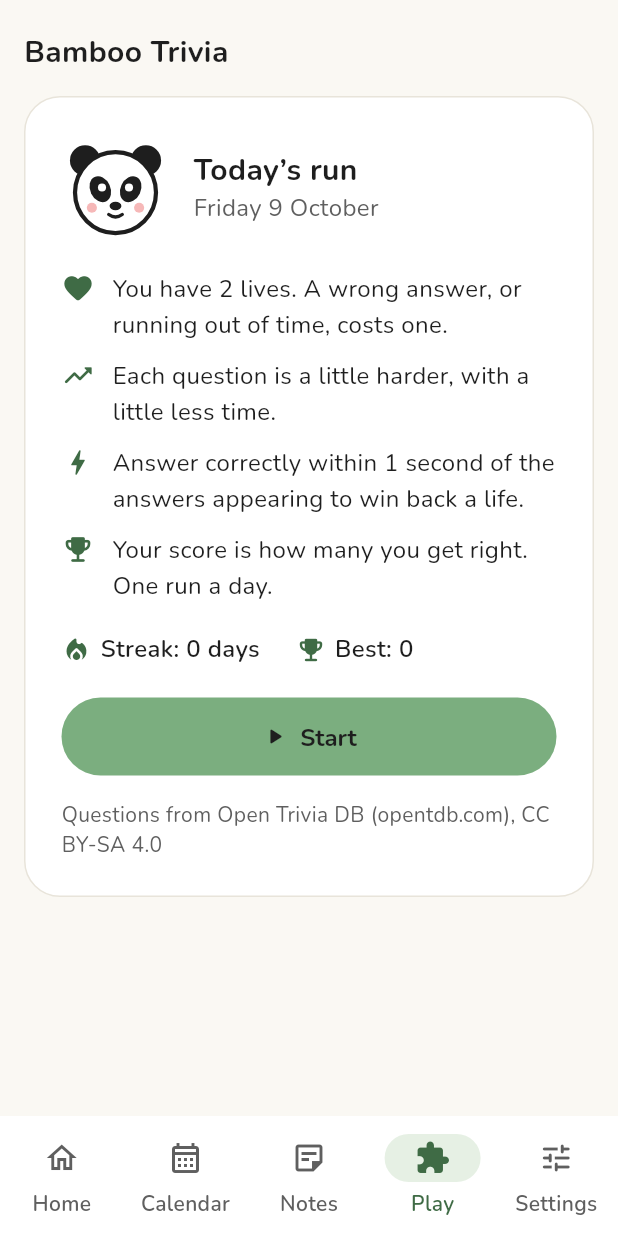
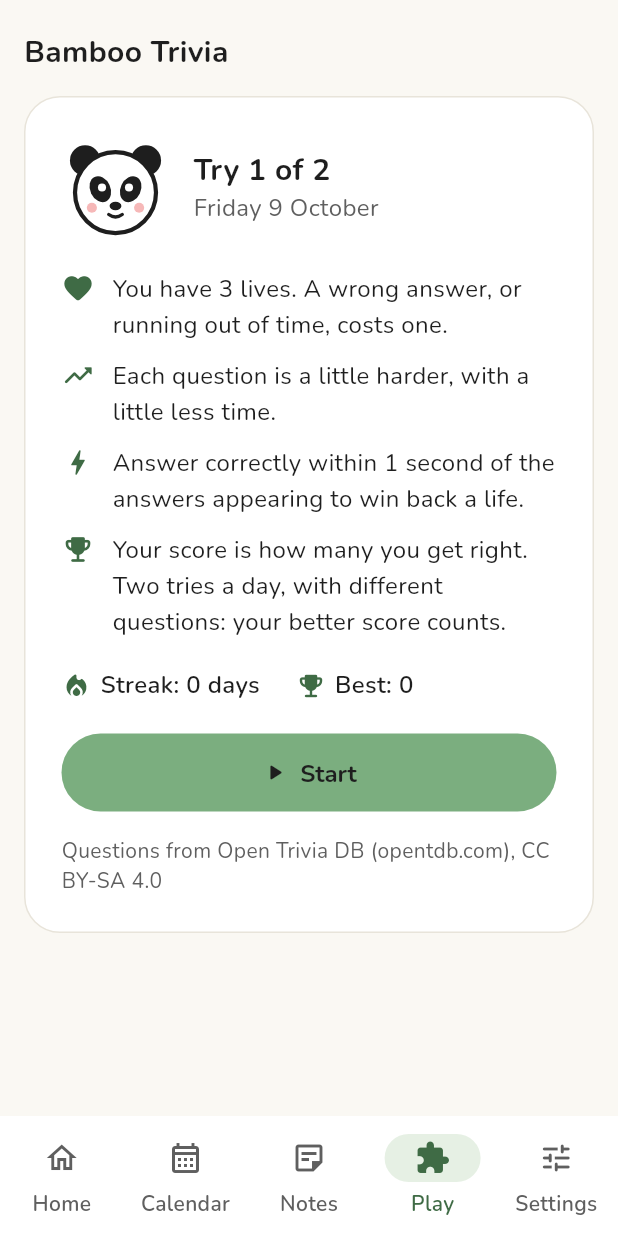
Before and after one commit to Keegan4/BamBoozled, a Flutter app: the PlayPage screen opened by its route, on a phone screen of 412 x 824 dp. Run offline on Flutter 3.47's test engine with Material 3 defaults, Android fonts, the phone set to English and light mode, and no system bars; our stand-ins replace drift, drift_flutter, flutter_riverpod, go_router, supabase_flutter, table_calendar and 1 more; accounts and stored records are empty; generated files the repository leaves out were written again; statements that could not run were skipped.

Commit message:
Trivia: 3 lives, two tries a day, the better try counts
- Start with 3 lives (a correct answer within 1 s wins one back, up to 3).
- Two tries a day. Each try has its own questions (the same for everyone's
  try 1 and try 2): every try gets its own slot in the question pools, so a
  day's tries never share questions and each day carries on from the last.
- The day's score is the better try; Best is the best day; the streak counts
  days with at least one try. The result screen shows both tries, offers
  "Try again" while a try is left, and Copy result copies the better try.
- Runs now record their try number; ones saved before read as try 1.
- Fix: pressing Try again straight after a try froze on "Get ready…",
  because the restarted ticker counted from zero while the question's start
  time came from the old clock.
- Tests for tries, TriviaDay, the real question bank's size and the Try
  again fix; docs/trivia.md and the README describe the new rules.

Co-Authored-By: Claude Opus 5.5 <noreply@anthropic.com>
Claude-Session: https://claude.ai/code/session_01To9h1HYG4VdAAYsUDvaTdF

```diff
--- a/app/lib/data/providers.dart
+++ b/app/lib/data/providers.dart
@@ -202,14 +202,14 @@ final triviaBankProvider = FutureProvider<List<TriviaQuestion>>(
 
 final triviaStoreProvider = Provider<TriviaStore>((ref) => TriviaStore(ref.watch(databaseProvider)));
 
-/// Every run kept on this device, by day.
-final triviaRunsProvider = StreamProvider<Map<int, TriviaRun>>((ref) => ref.watch(triviaStoreProvider).watch());
+/// Every try kept on this device, grouped by day.
+final triviaRunsProvider = StreamProvider<Map<int, TriviaDay>>((ref) => ref.watch(triviaStoreProvider).watch());
 
 /// Today's day number (see [DailyTrivia.dayFor]).
 final triviaDayProvider = Provider<int>((ref) => ref.watch(clockProvider.select(DailyTrivia.dayFor)));
 
-/// Today's questions.
-final todayTriviaProvider = Provider<AsyncValue<DailyTrivia>>((ref) {
+/// The question bank and today's day number; the page picks the try with [DailyTrivia.new].
+final todayTriviaProvider = Provider<AsyncValue<(int, List<TriviaQuestion>)>>((ref) {
   final day = ref.watch(triviaDayProvider);
-  return ref.watch(triviaBankProvider).whenData((bank) => DailyTrivia(day, bank));
+  return ref.watch(triviaBankProvider).whenData((bank) => (day, bank));
 });
--- a/app/lib/domain/trivia/daily_trivia.dart
+++ b/app/lib/domain/trivia/daily_trivia.dart
@@ -7,7 +7,10 @@ import 'trivia_question.dart';
 /// The rules of the daily trivia run, in one place so they're easy to tune. See docs/trivia.md.
 abstract final class TriviaRules {
   /// Lives at the start, and the most you can have.
-  static const maxLives = 2;
+  static const maxLives = 3;
+
+  /// Tries each day. Each try has its own questions; the better score counts.
+  static const triesPerDay = 2;
 
   /// A correct answer this quick (after the answers appear) wins back a life.
   static const fastAnswer = Duration(seconds: 1);
@@ -30,14 +33,17 @@ abstract final class TriviaRules {
       : TriviaDifficulty.hard;
 }
 
-/// Today's run: the same questions, in the same order with the same answer order, for everyone.
+/// One try's questions: the same questions, in the same order with the same answer order, for
+/// everyone on that day and try.
 ///
 /// Each difficulty has its own pool, shuffled with [StableRandom] (so phones, computers and the
-/// browser agree). Day d takes its easy questions from position d × 5 of the easy pool, medium from
-/// d × 7 and hard from d × 8: just enough for a typical run, so the questions most people reach
-/// change every day, and a pool is only reshuffled once it has been used up.
+/// browser agree). Every try gets its own slot, `day × triesPerDay + (attempt − 1)`, and slot s takes
+/// its easy questions from position s × 5 of the easy pool, medium from s × 7 and hard from s × 8:
+/// just enough for a typical run. So the two tries of a day never share questions, each day carries
+/// on from the last, and a pool is only reshuffled once it has been used up (with ~3,900 questions,
+/// after roughly three months).
 class DailyTrivia {
-  DailyTrivia(this.day, Iterable<TriviaQuestion> bank)
+  DailyTrivia(this.day, Iterable<TriviaQuestion> bank, {this.attempt = 1})
     : _pools = {
         for (final d in TriviaDifficulty.values)
           d: [
@@ -48,7 +54,12 @@ class DailyTrivia {
 
   /// Days since 1 January 2026 ([DailyNotePicker.dayIndex]).
   final int day;
+
+  /// 1 for the day's first try, 2 for the second.
+  final int attempt;
   final Map<TriviaDifficulty, List<TriviaQuestion>> _pools;
+
+  int get _slot => day * TriviaRules.triesPerDay + (attempt - 1);
 
   static const _perDay = {TriviaDifficulty.easy: 5, TriviaDifficulty.medium: 7, TriviaDifficulty.hard: 8};
 
@@ -68,11 +79,11 @@ class DailyTrivia {
       TriviaDifficulty.medium => 6,
       TriviaDifficulty.hard => 13,
     };
-    final index = day * _perDay[wanted]! + (number - firstOfBand);
+    final index = _slot * _perDay[wanted]! + (number - firstOfBand);
     final position = index % pool.length;
     final cycle = (index - position) ~/ pool.length;
     final question = StableRandom('trivia#${difficulty.name}#$cycle').shuffled(pool)[position];
-    final answers = StableRandom('trivia-answers#$day#$number').shuffled([question.answer, ...question.wrong]);
+    final answers = StableRandom('trivia-answers#$day#$attempt#$number').shuffled([question.answer, ...question.wrong]);
     return TriviaRound(
       number: number,
       question: question,
--- a/app/lib/domain/trivia/trivia_run.dart
+++ b/app/lib/domain/trivia/trivia_run.dart
@@ -24,11 +24,14 @@ class TriviaAnswer {
       TriviaAnswer(chosen: j['c'] as int?, correct: j['ok'] as bool, millis: j['ms'] as int);
 }
 
-/// A day's run so far. Lives and score are worked out from the answers, so they can't disagree.
+/// One try so far. Lives and score are worked out from the answers, so they can't disagree.
 class TriviaRun {
-  const TriviaRun({required this.day, this.answers = const [], this.shown});
+  const TriviaRun({required this.day, this.attempt = 1, this.answers = const [], this.shown});
 
   final int day;
+
+  /// Which of the day's tries this is: 1 or 2.
+  final int attempt;
   final List<TriviaAnswer> answers;
 
   /// The question whose answers are on screen but not answered yet. If the app is left at that
@@ -62,10 +65,11 @@ class TriviaRun {
   /// True when a question was left with its answers showing (see [shown]).
   bool get leftMidQuestion => shown != null && shown == nextNumber && !finished;
 
-  TriviaRun showing(int number) => TriviaRun(day: day, answers: answers, shown: number);
+  TriviaRun showing(int number) => TriviaRun(day: day, attempt: attempt, answers: answers, shown: number);
 
   TriviaRun answer(int chosen, {required bool correct, required int millis}) => TriviaRun(
     day: day,
+    attempt: attempt,
     answers: [
       ...answers,
       TriviaAnswer(chosen: chosen, correct: correct, millis: millis),
@@ -74,6 +78,7 @@ class TriviaRun {
 
   TriviaRun timeout(int millis) => TriviaRun(
     day: day,
+    attempt: attempt,
     answers: [
       ...answers,
       TriviaAnswer(chosen: null, correct: false, millis: millis),
@@ -83,33 +88,88 @@ class TriviaRun {
   /// One square per question: 🟩 right, ⚡ right and fast (a life back), 🟥 wrong or too slow.
   String get squares => answers.map((a) => a.fast ? '⚡' : (a.correct ? '🟩' : '🟥')).join();
 
-  /// Text to paste into a chat, e.g. "BamBoozled Trivia #282 🐼 14 right\n🟩🟩⚡🟥…".
-  String get shareText => 'BamBoozled Trivia #${day + 1} 🐼 $score right\n$squares';
+  /// Text to paste into a chat, e.g. "BamBoozled Trivia #282 (try 2) 🐼 14 right\n🟩🟩⚡🟥…".
+  String get shareText => 'BamBoozled Trivia #${day + 1} (try $attempt) 🐼 $score right\n$squares';
 
   Map<String, dynamic> toJson() => {
     'day': day,
+    'attempt': attempt,
     'answers': [for (final a in answers) a.toJson()],
     'shown': shown,
   };
 
   factory TriviaRun.fromJson(Map<String, dynamic> j) => TriviaRun(
     day: j['day'] as int,
+    attempt: j['attempt'] as int? ?? 1,
     answers: [for (final a in j['answers'] as List) TriviaAnswer.fromJson(a as Map<String, dynamic>)],
     shown: j['shown'] as int?,
   );
 }
 
-/// Days in a row with a finished or started run, ending today or yesterday (so the streak doesn't
-/// look broken before today's run).
-int triviaStreak(Map<int, TriviaRun> runs, int today) {
-  var day = runs[today]?.started ?? false ? today : today - 1;
+/// A day's tries (at most [TriviaRules.triesPerDay]). The day's score is the better one.
+class TriviaDay {
+  TriviaDay(int day, Iterable<TriviaRun> tries)
+    : this._(
+        day,
+        [
+          for (final r in tries)
+            if (r.day == day) r,
+        ]..sort((a, b) => a.attempt - b.attempt),
+      );
+
+  TriviaDay._(this.day, this.tries);
+
+  final int day;
+
+  /// Tries started so far, in order.
+  final List<TriviaRun> tries;
+
+  bool get started => tries.any((r) => r.started);
+
+  /// The try that's under way, if any.
+  TriviaRun? get current {
+    for (final r in tries) {
+      if (!r.finished) return r;
+    }
+    return null;
+  }
+
+  /// The try to play next: the one under way, a new one, or null when all tries are used.
+  TriviaRun? get next =>
+      current ?? (tries.length < TriviaRules.triesPerDay ? TriviaRun(day: day, attempt: tries.length + 1) : null);
+
+  int get triesLeft => TriviaRules.triesPerDay - tries.where((r) => r.finished).length;
+
+  /// The day's score: the better try.
+  int get best => tries.fold(0, (best, r) => math.max(best, r.score));
+
+  /// The finished try with the best score (the earlier one on a tie), or null.
+  TriviaRun? get bestTry {
+    TriviaRun? best;
+    for (final r in tries) {
+      if (r.finished && (best == null || r.score > best.score)) best = r;
+    }
+    return best;
+  }
+
+  TriviaDay withRun(TriviaRun run) => TriviaDay(day, [
+    for (final r in tries)
+      if (r.attempt != run.attempt) r,
+    run,
+  ]);
+}
+
+/// Days in a row with at least one try, ending today or yesterday (so the streak doesn't look
+/// broken before today's first try).
+int triviaStreak(Map<int, TriviaDay> days, int today) {
+  var day = days[today]?.started ?? false ? today : today - 1;
   var streak = 0;
-  while (runs[day]?.started ?? false) {
+  while (days[day]?.started ?? false) {
     streak++;
     day--;
   }
   return streak;
 }
 
-/// The best score of any day, or 0.
-int triviaBest(Map<int, TriviaRun> runs) => runs.values.fold(0, (best, r) => math.max(best, r.score));
+/// The best day's score, or 0.
+int triviaBest(Map<int, TriviaDay> days) => days.values.fold(0, (best, d) => math.max(best, d.best));
--- a/app/lib/features/play/play_page.dart
+++ b/app/lib/features/play/play_page.dart
@@ -82,7 +82,7 @@ class _PlayPageState extends ConsumerState<PlayPage> with SingleTickerProviderSt
     return ref.read(triviaStoreProvider).save(run);
   }
 
-  Future<void> _start(DailyTrivia trivia, TriviaRun saved) async {
+  Future<void> _start(int day, List<TriviaQuestion> bank, TriviaRun saved) async {
     var run = saved;
     if (run.leftMidQuestion) {
       run = run.timeout(TriviaRules.timeLimit(run.nextNumber).inMilliseconds);
@@ -93,10 +93,14 @@ class _PlayPageState extends ConsumerState<PlayPage> with SingleTickerProviderSt
         return;
       }
     }
-    _trivia = trivia;
+    _trivia = DailyTrivia(day, bank, attempt: run.attempt);
     _run = run;
+    if (!_ticker.isActive) {
+      // A restarted ticker counts from zero again, so the clock the phases are measured on must too.
+      _elapsed = Duration.zero;
+      _ticker.start();
+    }
     _ask(run.nextNumber);
-    if (!_ticker.isActive) _ticker.start();
   }
 
   void _ask(int number) {
@@ -145,13 +149,15 @@ class _PlayPageState extends ConsumerState<PlayPage> with SingleTickerProviderSt
   Widget build(BuildContext context) {
     final phone = Breakpoints.isPhone(context);
     final trivia = ref.watch(todayTriviaProvider);
-    final runs = ref.watch(triviaRunsProvider).value ?? const <int, TriviaRun>{};
+    final days = ref.watch(triviaRunsProvider).value ?? const <int, TriviaDay>{};
     final day = ref.watch(triviaDayProvider);
-    final today = runs[day] ?? TriviaRun(day: day);
+    final today = days[day] ?? TriviaDay(day, const []);
     final now = ref.watch(clockProvider);
+    final current = today.current;
+    final lastFinished = today.tries.where((r) => r.finished).lastOrNull;
 
     final Widget body = switch (trivia) {
-      AsyncData(value: final t) when t.isEmpty => const _NoQuestions(),
+      AsyncData(value: (_, final bank)) when bank.isEmpty => const _NoQuestions(),
       AsyncData() when _run != null && _round != null => _QuestionView(
         run: _run!,
         round: _round!,
@@ -161,18 +167,21 @@ class _PlayPageState extends ConsumerState<PlayPage> with SingleTickerProviderSt
         onAnswer: _answer,
         onNext: _next,
       ),
-      AsyncData() when today.finished => _GameOver(
-        run: today,
-        best: triviaBest(runs),
-        streak: triviaStreak(runs, day),
+      AsyncData(value: (final d, final bank)) when lastFinished != null && current == null => _GameOver(
+        today: today,
+        run: lastFinished,
+        best: triviaBest(days),
+        streak: triviaStreak(days, day),
         leftCounted: _leftCounted,
+        onTryAgain: today.next == null ? null : () => _start(d, bank, today.next!),
       ),
-      AsyncData(value: final t) => _StartCard(
+      AsyncData(value: (final d, final bank)) => _StartCard(
         date: now,
-        run: today,
-        best: triviaBest(runs),
-        streak: triviaStreak(runs, day),
-        onStart: () => _start(t, today),
+        run: today.next!,
+        todayBest: lastFinished == null ? null : today.best,
+        best: triviaBest(days),
+        streak: triviaStreak(days, day),
+        onStart: () => _start(d, bank, today.next!),
       ),
       AsyncError() => const _NoQuestions(),
       _ => const SizedBox(height: 300, child: Center(child: CircularProgressIndicator())),
@@ -220,13 +229,19 @@ class _StartCard extends StatelessWidget {
   const _StartCard({
     required this.date,
     required this.run,
+    required this.todayBest,
     required this.best,
     required this.streak,
     required this.onStart,
   });
 
   final DateTime date;
+
+  /// The try to start or continue.
   final TriviaRun run;
+
+  /// The better score of today's finished tries, or null before the first one ends.
+  final int? todayBest;
   final int best;
   final int streak;
   final VoidCallback onStart;
@@ -257,25 +272,46 @@ class _StartCard extends StatelessWidget {
                 child: Column(
                   crossAxisAlignment: CrossAxisAlignment.start,
                   children: [
-                    Text('Today’s run', style: PandaText.title),
+                    Text(
+                      'Try ${run.attempt} of ${TriviaRules.triesPerDay}',
+                      key: const ValueKey('trivia-try'),
+                      style: PandaText.title,
+                    ),
                     Text(DateFormat('EEEE d MMMM').format(date), style: PandaText.body.copyWith(color: p.muted)),
+                    if (todayBest != null)
+                      Text(
+                        'Today’s best so far: $todayBest',
+                        style: PandaText.bodyStrong.copyWith(color: p.bambooDark),
+                      ),
                   ],
                 ),
               ),
             ],
           ),
           const SizedBox(height: 20),
-          rule(Icons.favorite_rounded, 'You have 2 lives. A wrong answer, or running out of time, costs one.'),
+          rule(
+            Icons.favorite_rounded,
+            'You have ${TriviaRules.maxLives} lives. A wrong answer, or running out of time, costs one.',
+          ),
           rule(Icons.trending_up_rounded, 'Each question is a little harder, with a little less time.'),
           rule(Icons.bolt_rounded, 'Answer correctly within 1 second of the answers appearing to win back a life.'),
-          rule(Icons.emoji_events_rounded, 'Your score is how many you get right. One run a day.'),
+          rule(
+            Icons.emoji_events_rounded,
+            'Your score is how many you get right. Two tries a day, with different questions: your better score counts.',
+          ),
           const SizedBox(height: 8),
           _Stats(best: best, streak: streak),
           const SizedBox(height: 20),
           FilledButton.icon(
             onPressed: onStart,
             icon: const Icon(Icons.play_arrow_rounded),
-            label: Text(run.started ? 'Continue (question ${run.nextNumber})' : 'Start'),
+            label: Text(
+              run.started
+                  ? 'Continue (question ${run.nextNumber})'
+                  : run.attempt == 1
+                  ? 'Start'
+                  : 'Start try ${run.attempt}',
+            ),
           ),
           const SizedBox(height: 16),
           Text(triviaCredit, style: PandaText.caption.copyWith(color: p.muted)),
@@ -508,15 +544,35 @@ class _AnswerButton extends StatelessWidget {
 }
 
 class _GameOver extends StatelessWidget {
-  const _GameOver({required this.run, required this.best, required this.streak, required this.leftCounted});
+  const _GameOver({
+    required this.today,
+    required this.run,
+    required this.best,
+    required this.streak,
+    required this.leftCounted,
+    required this.onTryAgain,
+  });
+
+  final TriviaDay today;
+
+  /// The try that just ended.
   final TriviaRun run;
   final int best;
   final int streak;
   final bool leftCounted;
 
+  /// Starts the next try; null when today's tries are used up.
+  final VoidCallback? onTryAgain;
+
   @override
   Widget build(BuildContext context) {
     final p = context.panda;
+    final finished = [
+      for (final r in today.tries)
+        if (r.finished) r,
+    ];
+    final allDone = onTryAgain == null;
+    final left = today.triesLeft;
     return PandaCard(
       child: Column(
         crossAxisAlignment: CrossAxisAlignment.stretch,
@@ -531,10 +587,21 @@ class _GameOver extends StatelessWidget {
           ),
           const SizedBox(height: 4),
           Text(
-            run.score >= best && run.score > 0 ? 'Your best yet! New questions tomorrow.' : 'New questions tomorrow.',
+            allDone
+                ? 'Today’s score: ${today.best} (your better try). New questions tomorrow.'
+                : 'Today’s best so far: ${today.best}. You have $left ${left == 1 ? 'try' : 'tries'} left.',
+            key: const ValueKey('trivia-today'),
             textAlign: TextAlign.center,
             style: PandaText.body.copyWith(color: p.muted),
           ),
+          if (allDone && today.best >= best && today.best > 0) ...[
+            const SizedBox(height: 4),
+            Text(
+              'Your best day yet!',
+              textAlign: TextAlign.center,
+              style: PandaText.bodyStrong.copyWith(color: p.bambooDark),
+            ),
+          ],
           if (leftCounted) ...[
             const SizedBox(height: 4),
             Text(
@@ -544,28 +611,58 @@ class _GameOver extends StatelessWidget {
             ),
           ],
           const SizedBox(height: 16),
-          Center(
-            child: Wrap(
+          for (final r in finished)
+            Padding(
+              padding: const EdgeInsets.only(bottom: 10),
+              child: Column(
+                children: [
+                  if (finished.length > 1)
+                    Padding(
+                      padding: const EdgeInsets.only(bottom: 6),
+                      child: Text(
+                        'Try ${r.attempt}: ${r.score} right',
+                        style: PandaText.captionStrong.copyWith(color: p.muted),
+                      ),
+                    ),
+                  Wrap(
                     spacing: 6,
                     runSpacing: 6,
                     alignment: WrapAlignment.center,
-              children: [for (final (i, a) in run.answers.indexed) _ResultSquare(number: i + 1, answer: a)],
+                    children: [
+                      for (final (i, a) in r.answers.indexed)
+                        _ResultSquare(attempt: r.attempt, number: i + 1, answer: a),
+                    ],
+                  ),
+                ],
               ),
             ),
-          const SizedBox(height: 16),
+          const SizedBox(height: 6),
           Center(
             child: _Stats(best: best, streak: streak),
           ),
           const SizedBox(height: 20),
           Center(
-            child: OutlinedButton.icon(
+            child: Wrap(
+              spacing: 12,
+              runSpacing: 12,
+              alignment: WrapAlignment.center,
+              children: [
+                if (onTryAgain != null)
+                  FilledButton.icon(
+                    onPressed: onTryAgain,
+                    icon: const Icon(Icons.replay_rounded),
+                    label: Text('Try again ($left ${left == 1 ? 'try' : 'tries'} left)'),
+                  ),
+                OutlinedButton.icon(
                   onPressed: () async {
-                await Clipboard.setData(ClipboardData(text: run.shareText));
+                    await Clipboard.setData(ClipboardData(text: (today.bestTry ?? run).shareText));
                     if (!context.mounted) return;
                     ScaffoldMessenger.of(context).showSnackBar(const SnackBar(content: Text('Result copied')));
                   },
                   icon: const Icon(Icons.copy_rounded),
                   label: const Text('Copy result'),
+                ),
+              ],
             ),
           ),
           const SizedBox(height: 16),
@@ -582,7 +679,8 @@ class _GameOver extends StatelessWidget {
 
 /// One question's result: a green tick, a lightning bolt (right and fast), or a red cross.
 class _ResultSquare extends StatelessWidget {
-  const _ResultSquare({required this.number, required this.answer});
+  const _ResultSquare({required this.attempt, required this.number, required this.answer});
+  final int attempt;
   final int number;
   final TriviaAnswer answer;
 
@@ -595,7 +693,7 @@ class _ResultSquare extends StatelessWidget {
         ? (p.bambooTint, p.bambooDark, Icons.check_rounded, 'right')
         : (p.overdueTint, p.overdue, Icons.close_rounded, answer.timedOut ? 'out of time' : 'wrong');
     return Tooltip(
-      message: 'Question $number: $label',
+      message: 'Try $attempt, question $number: $label',
       child: Container(
         width: 32,
         height: 32,
```
Also changed, not shown: app/lib/data/trivia/trivia_store.dart (+13 -6 lines), 4 other files. Lines whose indentation alone changed are shown as unchanged.
